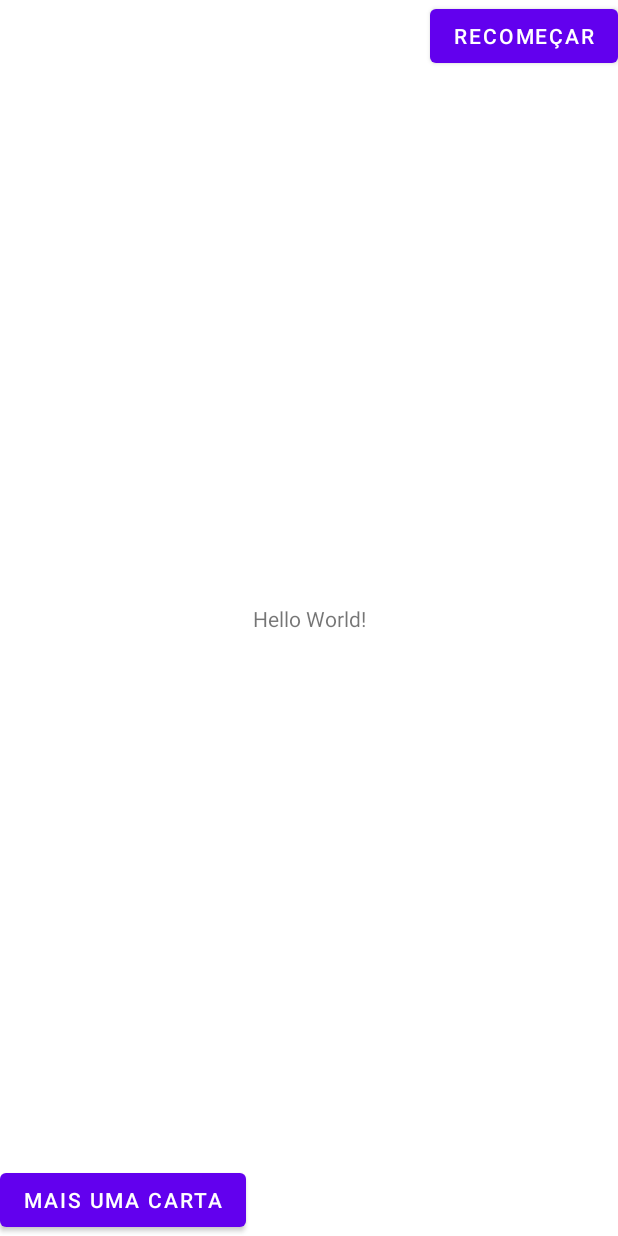
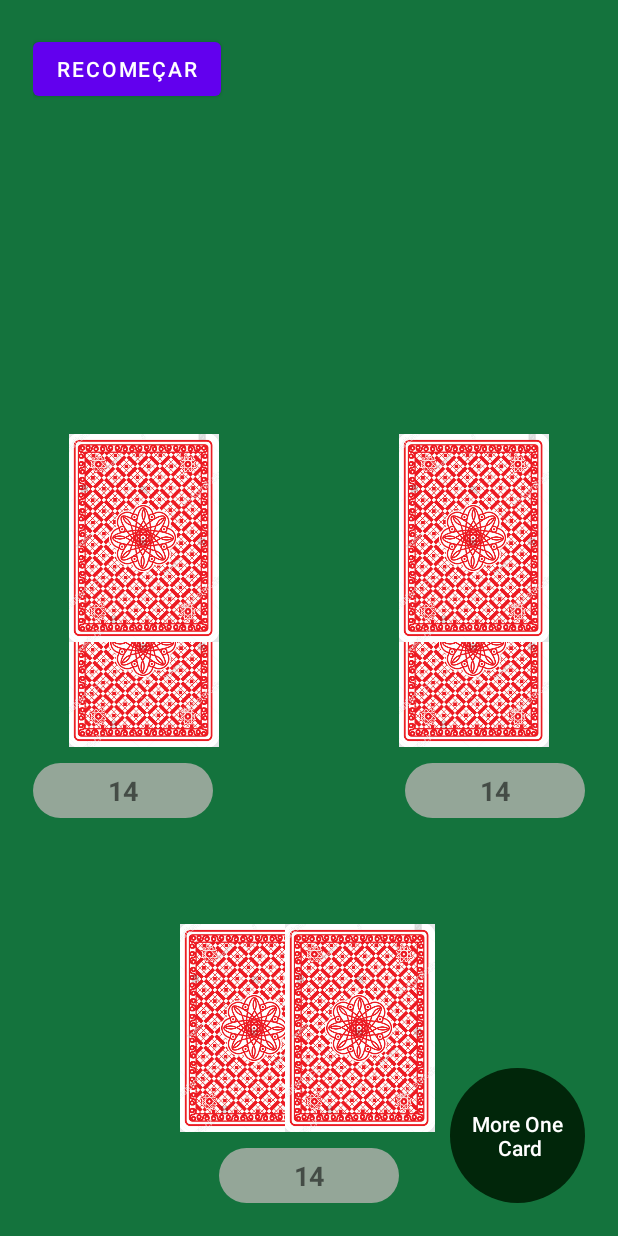
Before and after one commit to LucasBara-dising/Game_21, an Android app: the layout activity_main.xml on its own in the app's theme, with its tools: preview values and no code run, on a phone screen of 412 x 824 dp. Run offline under Robolectric (Android 15) with nearby library versions, the phone set to English and light mode, and no system bars.

Commit message:
Construção do front-end da apliacação

```diff
--- a/app/build.gradle
+++ b/app/build.gradle
@@ -49,4 +49,7 @@ dependencies {
     //Retrofit
     implementation 'com.squareup.retrofit2:retrofit:2.5.0'
     implementation 'com.squareup.retrofit2:converter-gson:2.5.0'
+
+    //Glide
+    implementation 'com.github.bumptech.glide:glide:3.7.0'
 }
--- a/app/src/main/java/com/example/game_21/Model/ItemCard.kt
+++ b/app/src/main/java/com/example/game_21/Model/ItemCard.kt
@@ -9,5 +9,7 @@ data class ItemCard(
     @SerializedName("value")
     var CardsValue: String="",
 
-    var Player: String=" "
+    var Player: String=" ",
+
+    var IdCard: Int=0
 )
--- a/app/src/main/java/com/example/game_21/Service/DBHelper.kt
+++ b/app/src/main/java/com/example/game_21/Service/DBHelper.kt
@@ -49,12 +49,13 @@ class DBHelper (context: Context):SQLiteOpenHelper(context, DB_NAME, null, DB_VE
     fun getCardPlayer(_player:String): ArrayList<ItemCard>{
         val itemCardList= ArrayList<ItemCard>()
         val db= this.readableDatabase
-        val selectQuery= "SELECT $PLAYER, $VALUE_CARD, $IMG_CARD FROM $TABLE_NAME WHERE $PLAYER =? "
+        val selectQuery= "SELECT * FROM $TABLE_NAME WHERE $PLAYER =? "
         val cursor=db.rawQuery(selectQuery, arrayOf(_player))
         if (cursor !=null){
             if(cursor.moveToFirst()){
                 do{
                     val itemCard= ItemCard()
+                    itemCard.IdCard= cursor.getInt(cursor.getColumnIndex((ID)))
                     itemCard.Player= cursor.getString(cursor.getColumnIndex((PLAYER)))
                     itemCard.CardsValue= cursor.getString(cursor.getColumnIndex((VALUE_CARD)))
                     itemCard.CardsImg= cursor.getString(cursor.getColumnIndex((IMG_CARD)))
--- a/app/src/main/java/com/example/game_21/View/MainActivity.kt
+++ b/app/src/main/java/com/example/game_21/View/MainActivity.kt
@@ -1,8 +1,12 @@
 package com.example.game_21.View
 
+import android.R.attr.*
+import android.graphics.Matrix
 import android.os.Bundle
 import android.util.Log
+import android.widget.ImageView
 import androidx.appcompat.app.AppCompatActivity
+import com.bumptech.glide.Glide
 import com.example.game_21.Controller.EndPoint
 import com.example.game_21.Controller.NetworkUtils
 import com.example.game_21.Model.Cards
@@ -29,9 +33,36 @@ class MainActivity : AppCompatActivity() {
         super.onCreate(savedInstanceState)
         setContentView(R.layout.activity_main)
 
+
+        //Rotaion cards
+        //player 1
+        imgViewCard1_P1.rotation= -80F
+        imgViewCard2_P1.rotation= 80F
+
+        //Player 2
+        Glide.with(this).load("https://deckofcardsapi.com/static/img/0C.png").into(imgViewCard1_P2);
+        imgViewCard1_P2.rotation= -10F
+
+        Glide.with(this).load("https://deckofcardsapi.com/static/img/0C.png").into(imgViewCard2_P2);
+        imgViewCard2_P2.rotation= 10F
+
+        //player 3
+        imgViewCard1_P3.rotation= -100F
+        imgViewCard2_P3.rotation= 100F
+
+        //pega mais uma carta
         btnMoreCard.setOnClickListener{
             moreOneCard()
         }
+
+        //reset
+        BtnReset.setOnClickListener {
+            deleteGame()
+            creteDeck()
+        }
+
+        //inicia o jogo
+        deleteGame()
         creteDeck()
     }
 
@@ -74,7 +105,7 @@ class MainActivity : AppCompatActivity() {
             }
         else{
                 Log.d("turn: ", "stop")
-                listCards("p2")
+                showCards()
             }
 
         return  player
@@ -131,17 +162,25 @@ class MainActivity : AppCompatActivity() {
 
                     //add no sqlite
                     databaseHelper.addCard("p2", it.CardsValue, it.CardsImg)
-
-                    Log.d("Cards Value",it.CardsValue)
-                    Log.d("Cards Img",it.CardsImg)
                 }
             }
         })
     }
 
-    private fun listCards(player2:String){
+    private fun listCards(player2:String): ArrayList<ItemCard>{
         cardList=databaseHelper.getCardPlayer(player2)
+        return cardList
+    }
+
+    private fun showCards(){
+        listCards("p2")
         Log.d("Cards Player", cardList.toString())
+
+
+    }
+
+    private fun deleteGame(){
+        databaseHelper.deleteAllCards()
     }
 
 
--- /dev/null
+++ b/app/src/main/res/drawable/border_around.xml
@@ -0,0 +1,7 @@
+<?xml version="1.0" encoding="utf-8"?>
+<shape xmlns:android="http://schemas.android.com/apk/res/android" android:shape="rectangle" >
+    <solid android:color="@color/Gray_Green" />
+    <corners
+        android:radius="20dp"   >
+    </corners>
+</shape>
--- /dev/null
+++ b/app/src/main/res/drawable/shape_circle.xml
@@ -0,0 +1,6 @@
+<?xml version="1.0" encoding="utf-8"?>
+<shape
+    xmlns:android="http://schemas.android.com/apk/res/android"
+    android:shape="oval">
+
+</shape>
--- a/app/src/main/res/layout/activity_main.xml
+++ b/app/src/main/res/layout/activity_main.xml
@@ -1,19 +1,13 @@
 <?xml version="1.0" encoding="utf-8"?>
-<androidx.constraintlayout.widget.ConstraintLayout xmlns:android="http://schemas.android.com/apk/res/android"
+<RelativeLayout xmlns:android="http://schemas.android.com/apk/res/android"
     xmlns:app="http://schemas.android.com/apk/res-auto"
     xmlns:tools="http://schemas.android.com/tools"
     android:layout_width="match_parent"
     android:layout_height="match_parent"
+    android:background="@color/bgGreen"
+    android:padding="22dp"
     tools:context=".View.MainActivity">
 
-    <TextView
-        android:layout_width="wrap_content"
-        android:layout_height="wrap_content"
-        android:text="Hello World!"
-        app:layout_constraintBottom_toBottomOf="parent"
-        app:layout_constraintEnd_toEndOf="parent"
-        app:layout_constraintStart_toStartOf="parent"
-        app:layout_constraintTop_toTopOf="parent" />
 
     <Button
         android:id="@+id/BtnReset"
@@ -23,12 +17,109 @@
         app:layout_constraintEnd_toEndOf="parent"
         app:layout_constraintTop_toTopOf="parent" />
 
-    <Button
+    <androidx.appcompat.widget.AppCompatButton
         android:id="@+id/btnMoreCard"
-        android:layout_width="wrap_content"
-        android:layout_height="wrap_content"
-        android:text="Mais uma carta"
+        android:layout_width="90dp"
+        android:layout_height="90dp"
+        android:layout_alignParentEnd="true"
+        android:layout_alignParentBottom="true"
+        android:background="@drawable/shape_circle"
+        android:backgroundTint="@color/DarkGreen"
+        android:text="More One\n Card"
+        android:textAlignment="center"
+        android:textAllCaps="false"
+        android:textColor="@color/white"
         app:layout_constraintBottom_toBottomOf="parent"
         app:layout_constraintStart_toStartOf="parent" />
 
-</androidx.constraintlayout.widget.ConstraintLayout>
+    <!-- ##########################Player 1#############################-->
+
+    <TextView
+        android:id="@+id/textViewPointP1"
+        style="@style/txtViewPoint"
+        android:layout_above="@+id/imgViewCard1_P2"
+        android:layout_alignParentStart="true"
+        android:layout_marginBottom="60dp"
+        android:text="14" />
+
+    <ImageView
+        android:id="@+id/imgViewCard1_P1"
+        android:layout_width="100dp"
+        android:layout_height="160dp"
+        android:layout_above="@+id/textViewPointP1"
+        android:layout_alignParentStart="true"
+        android:layout_marginStart="24dp"
+        app:srcCompat="@drawable/card_reverse" />
+
+    <ImageView
+        android:id="@+id/imgViewCard2_P1"
+        android:layout_width="100dp"
+        android:layout_height="160dp"
+        android:layout_above="@+id/textViewPointP1"
+        android:layout_alignParentStart="true"
+        android:layout_marginStart="24dp"
+        android:layout_marginBottom="70dp"
+        app:srcCompat="@drawable/card_reverse" />
+
+
+
+    <!-- ##########################Player 2#############################-->
+
+    <ImageView
+        android:id="@+id/imgViewCard1_P2"
+        android:layout_width="100dp"
+        android:layout_height="160dp"
+        android:layout_above="@+id/textViewPointP2"
+        android:layout_alignParentEnd="true"
+        android:layout_marginEnd="170dp"
+        app:srcCompat="@drawable/card_reverse" />
+
+    <ImageView
+        android:id="@+id/imgViewCard2_P2"
+        android:layout_width="100dp"
+        android:layout_height="160dp"
+        android:layout_above="@+id/textViewPointP2"
+        android:layout_alignParentEnd="true"
+        android:layout_marginEnd="100dp"
+        app:srcCompat="@drawable/card_reverse"/>
+
+    <TextView
+        android:id="@+id/textViewPointP2"
+        android:layout_alignParentBottom="true"
+        android:layout_centerHorizontal="true"
+        style="@style/txtViewPoint"
+        android:text="14" />
+
+
+    <!-- ##########################Player 3#############################-->
+
+    <TextView
+        android:id="@+id/textViewPointP3"
+        style="@style/txtViewPoint"
+        android:layout_above="@+id/imgViewCard1_P2"
+        android:layout_alignParentEnd="true"
+        android:layout_marginBottom="60dp"
+        android:text="14" />
+
+    <ImageView
+        android:id="@+id/imgViewCard1_P3"
+        android:layout_width="100dp"
+        android:layout_height="160dp"
+        android:layout_above="@+id/textViewPointP1"
+        android:layout_alignParentEnd="true"
+        android:layout_marginEnd="24dp"
+        app:srcCompat="@drawable/card_reverse" />
+
+    <ImageView
+        android:id="@+id/imgViewCard2_P3"
+        android:layout_width="100dp"
+        android:layout_height="160dp"
+        android:layout_above="@+id/textViewPointP1"
+        android:layout_alignParentEnd="true"
+        android:layout_marginEnd="24dp"
+        android:layout_marginBottom="70dp"
+        app:srcCompat="@drawable/card_reverse" />
+
+
+
+</RelativeLayout>
--- a/app/src/main/res/values-night/themes.xml
+++ b/app/src/main/res/values-night/themes.xml
@@ -1,6 +1,6 @@
 <resources xmlns:tools="http://schemas.android.com/tools">
     <!-- Base application theme. -->
-    <style name="Theme.Game_21" parent="Theme.MaterialComponents.DayNight.DarkActionBar">
+    <style name="Theme.Game_21" parent="Theme.MaterialComponents.DayNight.NoActionBar">
         <!-- Primary brand color. -->
         <item name="colorPrimary">@color/purple_200</item>
         <item name="colorPrimaryVariant">@color/purple_700</item>
--- a/app/src/main/res/values/colors.xml
+++ b/app/src/main/res/values/colors.xml
@@ -7,4 +7,8 @@
     <color name="teal_700">#FF018786</color>
     <color name="black">#FF000000</color>
     <color name="white">#FFFFFFFF</color>
+
+    <color name="bgGreen">#14733D</color>
+    <color name="DarkGreen">#01260A</color>
+    <color name="Gray_Green">#94A698</color>
 </resources>
--- /dev/null
+++ b/app/src/main/res/values/style.xml
@@ -0,0 +1,12 @@
+<?xml version="1.0" encoding="utf-8"?>
+<resources>
+    <style name="txtViewPoint">
+        <item name="android:layout_width">120dp</item>
+        <item name="android:layout_height">wrap_content</item>
+        <item name="android:background">@drawable/border_around</item>
+        <item name="android:textAlignment">center</item>
+        <item name="android:padding">6dp</item>
+        <item name="android:textStyle">bold</item>
+        <item name="android:textSize">18sp</item>
+    </style>
+</resources>
--- a/app/src/main/res/values/themes.xml
+++ b/app/src/main/res/values/themes.xml
@@ -1,6 +1,6 @@
 <resources xmlns:tools="http://schemas.android.com/tools">
     <!-- Base application theme. -->
-    <style name="Theme.Game_21" parent="Theme.MaterialComponents.DayNight.DarkActionBar">
+    <style name="Theme.Game_21" parent="Theme.MaterialComponents.DayNight.NoActionBar">
         <!-- Primary brand color. -->
         <item name="colorPrimary">@color/purple_500</item>
         <item name="colorPrimaryVariant">@color/purple_700</item>
```
Also changed, not shown: app/src/main/res/drawable/card_reverse.png (added).
